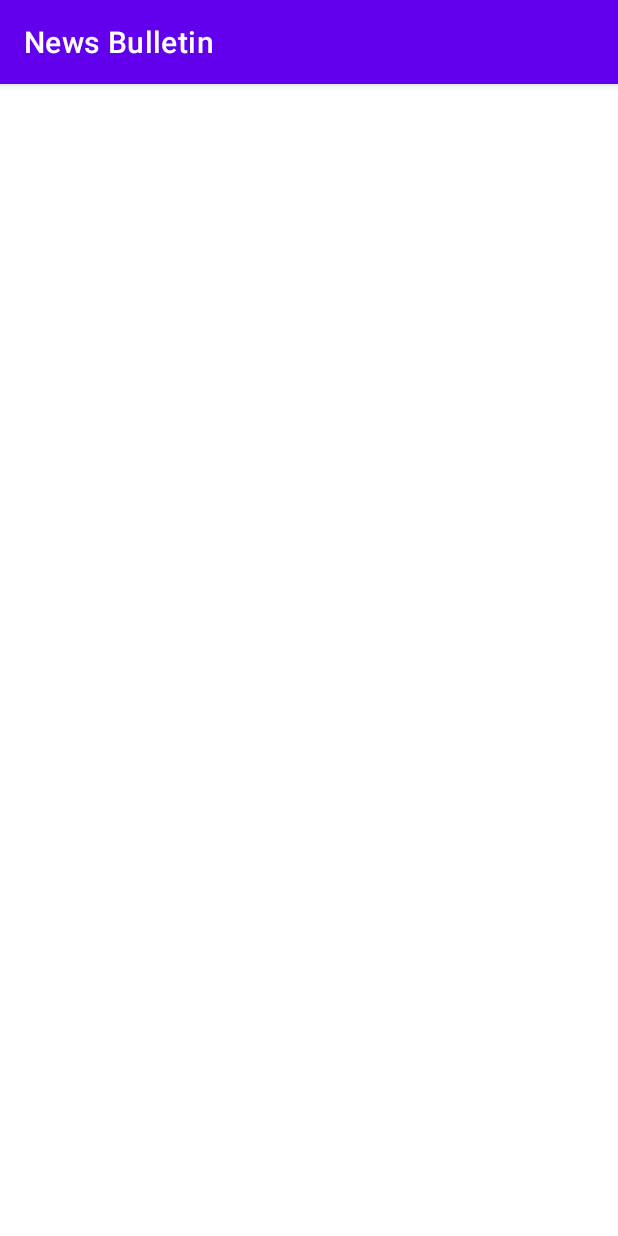
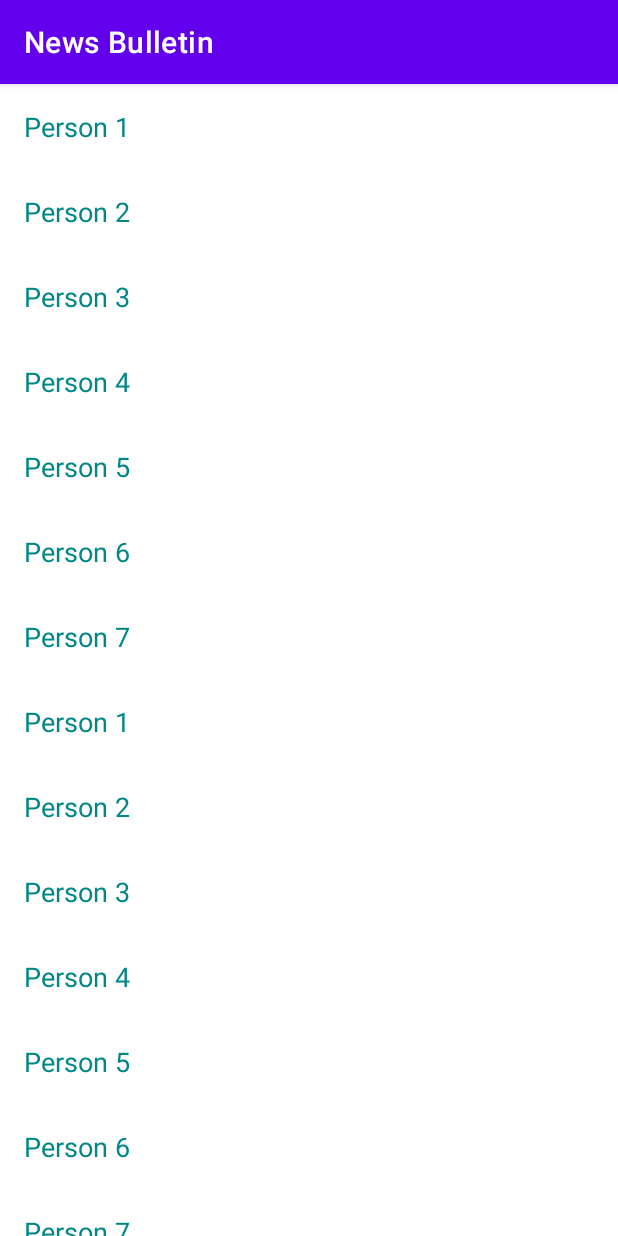
Before and after one commit to poojapol01/News-Bulletin, an Android app: the screen it shows after launch (MainActivity), on a phone screen of 412 x 824 dp. Run offline under Robolectric (Android 15) with nearby library versions, the phone set to English and light mode, and no system bars.

Commit message:
Created a NewsListAdapter class and extended RecyclerView.Adapter class with ViewHolder

```diff
--- a/app/src/main/java/com/example/newsbulletin/MainActivity.java
+++ b/app/src/main/java/com/example/newsbulletin/MainActivity.java
@@ -1,14 +1,29 @@
 package com.example.newsbulletin;
 
 import androidx.appcompat.app.AppCompatActivity;
+import androidx.recyclerview.widget.LinearLayoutManager;
+import androidx.recyclerview.widget.RecyclerView;
+import java.util.ArrayList;
+import java.util.Arrays;
 
 import android.os.Bundle;
 
 public class MainActivity extends AppCompatActivity {
+    RecyclerView recyclerView;
+    // ArrayList for person names
+    ArrayList list = new ArrayList<>(Arrays.asList("Person 1", "Person 2", "Person 3", "Person 4", "Person 5", "Person 6", "Person 7", "Person 1", "Person 2", "Person 3", "Person 4", "Person 5", "Person 6", "Person 7", "Person 1", "Person 2", "Person 3", "Person 4", "Person 5", "Person 6", "Person 7"));
 
     @Override
     protected void onCreate(Bundle savedInstanceState) {
         super.onCreate(savedInstanceState);
         setContentView(R.layout.activity_main);
+        recyclerView = (RecyclerView) findViewById(R.id.recyclerView);
+
+        //LinearLayoutManager used for displaying the data items in a horizontal or vertical scrolling List
+        recyclerView.setLayoutManager(new LinearLayoutManager(this));
+
+        //  call the constructor of CustomAdapter to send the reference and data to Adapter
+        NewsListAdapter newsListAdapter = new NewsListAdapter(MainActivity.this, list);
+        recyclerView.setAdapter(newsListAdapter); // set the Adapter to RecyclerView
     }
 }
--- /dev/null
+++ b/app/src/main/java/com/example/newsbulletin/NewsListAdapter.java
@@ -0,0 +1,57 @@
+package com.example.newsbulletin;
+
+import android.view.LayoutInflater;
+import android.view.View;
+import android.view.ViewGroup;
+import android.widget.TextView;
+import java.util.ArrayList;
+
+import androidx.annotation.NonNull;
+import androidx.recyclerview.widget.RecyclerView;
+
+public class NewsListAdapter extends RecyclerView.Adapter<NewsViewHolder> {
+    private ArrayList<String> items;
+
+    //RecyclerView needs an adapter to populate the views in each item/row with your data.
+
+    // data is passed into the constructor
+    public NewsListAdapter(MainActivity mainActivity, ArrayList<String> items) {
+        this.items = items;
+    }
+
+    @NonNull
+    @Override
+    //onCreateViewHolder in which we inflate the layout item xml into view
+    public NewsViewHolder onCreateViewHolder(@NonNull ViewGroup parent, int viewType) {
+        // inflate the item Layout
+        View view = LayoutInflater.from(parent.getContext()).inflate(R.layout.item_news,parent,false);
+        // set the view's size, margins, paddings and layout parameters
+        NewsViewHolder nvh = new NewsViewHolder(view);
+        return nvh;
+    }
+
+    @Override
+    //onBindViewHolder in which we set the data in the view’s with the help of ViewHolder.
+    public void onBindViewHolder(@NonNull NewsViewHolder holder, int position) {
+        String currentPosition = items.get(position);
+        //Object currentPosition = items.get(position);
+        // set the data in items
+        holder.textView.setText(currentPosition);
+    }
+
+    @Override
+    public int getItemCount() {
+        //total number of rows
+        return items.size();
+    }
+}
+
+class NewsViewHolder extends RecyclerView.ViewHolder{
+    TextView textView;
+
+    public NewsViewHolder(@NonNull View itemView) {
+        super(itemView);
+        // get the reference of item view's
+        textView = (TextView) itemView.findViewById(R.id.title);
+    }
+}
--- a/app/src/main/res/layout/activity_main.xml
+++ b/app/src/main/res/layout/activity_main.xml
@@ -7,6 +7,7 @@
     tools:context=".MainActivity">
 
     <androidx.recyclerview.widget.RecyclerView
+        android:id="@+id/recyclerView"
         android:layout_width="0dp"
         android:layout_height="0dp"
         app:layout_constraintTop_toTopOf="parent"
--- /dev/null
+++ b/app/src/main/res/layout/item_news.xml
@@ -0,0 +1,19 @@
+<?xml version="1.0" encoding="utf-8"?>
+<androidx.constraintlayout.widget.ConstraintLayout xmlns:android="http://schemas.android.com/apk/res/android"
+    android:layout_width="match_parent"
+    android:layout_height="wrap_content"
+    android:padding="16dp"
+    xmlns:app="http://schemas.android.com/apk/res-auto">
+
+    <TextView
+        android:id="@+id/title"
+        android:layout_width="0dp"
+        android:layout_height="wrap_content"
+        app:layout_constraintLeft_toLeftOf="parent"
+        app:layout_constraintTop_toTopOf="parent"
+        app:layout_constraintRight_toRightOf="parent"
+        android:textSize="18sp"
+        android:textColor="@color/teal_700"
+        />
+
+</androidx.constraintlayout.widget.ConstraintLayout>
```
